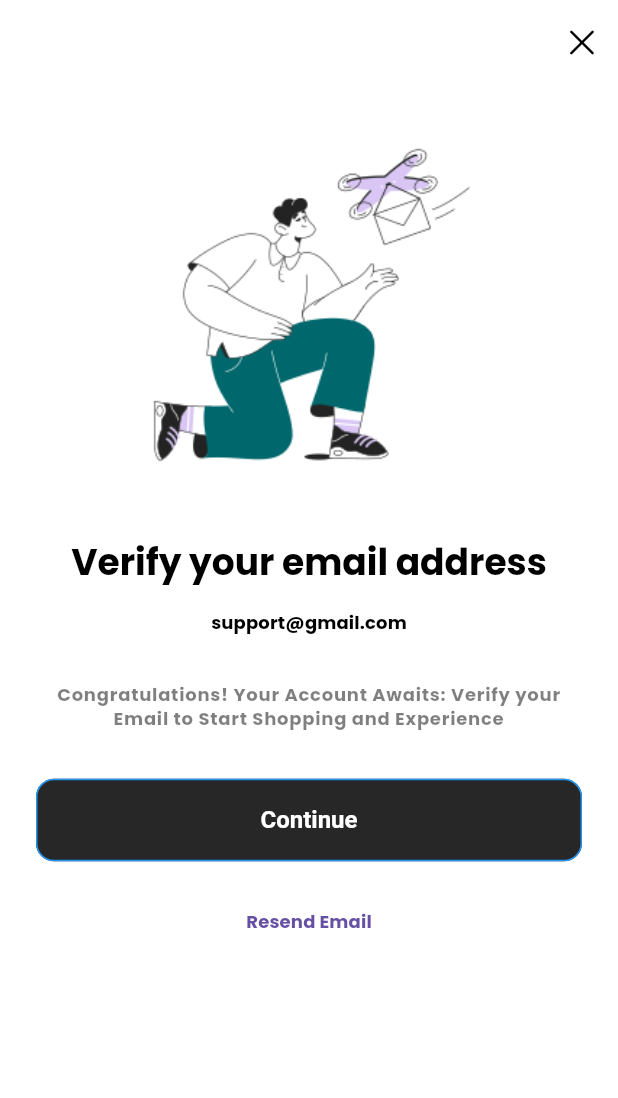
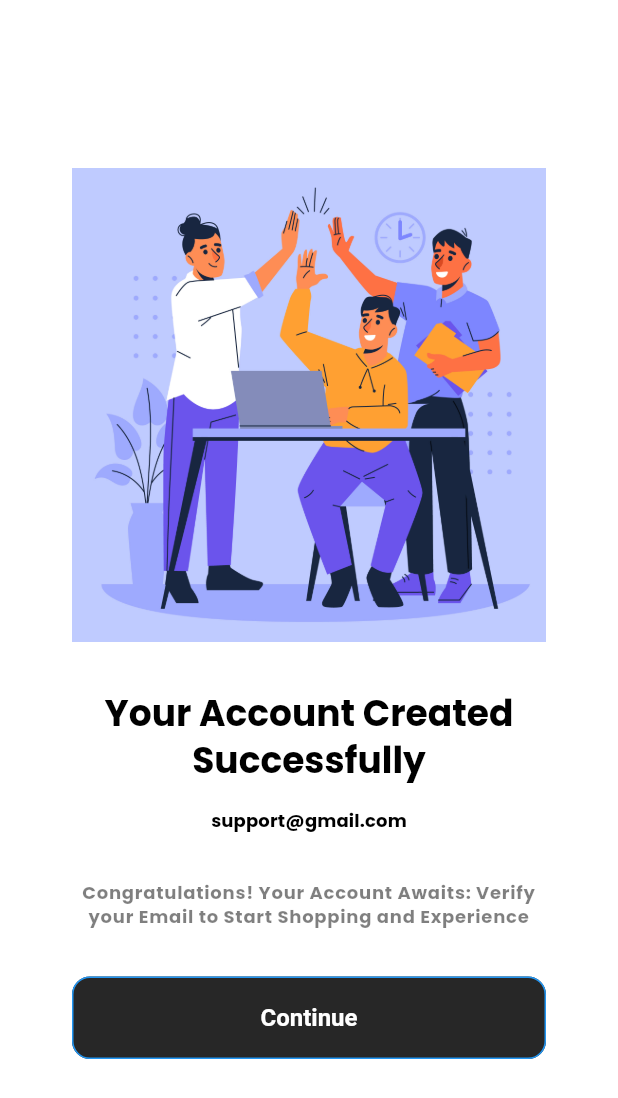
Before and after one commit to Danial14/apna_store, a Flutter app: the VerifyEmail screen opened directly, after a tap on "Continue", on a phone screen of 412 x 824 dp. Shown: the top 1098 px of the screen. Run offline on Flutter 3.47's test engine with Material 3 defaults, Android fonts, the phone set to English and light mode, and no system bars; our stand-ins replace get, get_storage, iconsax_flutter, logger, smooth_page_indicator; accounts and stored records are empty.

Commit message:
working on email verification and success

```diff
--- /dev/null
+++ b/lib/features/authentication/screens/signup/success_screen.dart
@@ -0,0 +1,61 @@
+import "package:apna_store/common/styles/spacing_styles.dart";
+import "package:flutter/material.dart";
+import 'package:get/get.dart';
+import "../../../../utils/constants/colors.dart";
+import "../../../../utils/constants/image_strings.dart";
+import "../../../../utils/constants/sizes_strings.dart";
+import "../../../../utils/constants/text_strings.dart";
+import "../../../../utils/helpers/helper_functions.dart";
+import "../login/login.dart";
+
+class SuccessScreen extends StatelessWidget {
+  const SuccessScreen({super.key, required this.imageTitle, required this.imageSubtitle, required this.callback});
+  final String imageTitle, imageSubtitle;
+  final VoidCallback callback;
+
+  @override
+  Widget build(BuildContext context) {
+    return Scaffold(
+      body: SingleChildScrollView(
+        child: Padding(
+          padding: SpacingStyle.spacingStyle * 2,
+          child: Column(
+            children: [
+              Image(
+                image: AssetImage(ImageStrings.accountCreated,
+                ),
+                width: AppHelperFunctions.screenWidth(context) * 0.9,
+              ),
+              SizedBox(height: Sizes.spaceBetweenSections),
+              Text(imageTitle,
+                style: Theme.of(context).textTheme.headlineMedium,
+                textAlign: TextAlign.center,
+              ),
+              SizedBox(height: Sizes.spaceBetweenItems),
+              Text("support@gmail.com",
+                  style: Theme.of(context).textTheme.labelLarge,
+                  textAlign: TextAlign.center
+              ),
+              SizedBox(height: Sizes.spaceBetweenSections,),
+              Text(imageSubtitle,
+                  style: Theme.of(context).textTheme.labelMedium,
+                  textAlign: TextAlign.center
+              ),
+              SizedBox(height: Sizes.spaceBetweenSections),
+              SizedBox(
+                width: double.infinity,
+                child: ElevatedButton(onPressed: callback,
+                    style: ElevatedButton.styleFrom(
+                        backgroundColor: AppHelperFunctions.isDarkMode(context) ? AppColors.primary : AppColors.dark
+                    ), child: Text(TextStrings.continueText,
+
+                    )
+                ),
+              ),
+            ],
+          ),
+        )
+      )
+    );
+  }
+}
--- a/lib/features/authentication/screens/signup/verifyemail.dart
+++ b/lib/features/authentication/screens/signup/verifyemail.dart
@@ -1,4 +1,5 @@
 import 'package:apna_store/features/authentication/screens/login/login.dart';
+import 'package:apna_store/features/authentication/screens/signup/success_screen.dart';
 import 'package:flutter/cupertino.dart';
 import 'package:flutter/material.dart';
 import 'package:get/get.dart';
@@ -52,7 +53,20 @@ class VerifyEmail extends StatelessWidget {
             SizedBox(height: Sizes.spaceBetweenSections),
             SizedBox(
               width: double.infinity,
-              child: ElevatedButton(onPressed: (){},
+              child: ElevatedButton(onPressed: (){
+                Get.to((){
+                  return SuccessScreen(callback: (){
+                    Get.offAll(
+                            (){
+                          return LoginScreen();
+                        }
+                    );
+                  },
+                  imageTitle: TextStrings.yourAccountCreatedTitle,
+                    imageSubtitle: TextStrings.confirmEmailSubtitle,
+                  );
+                });
+              },
               style: ElevatedButton.styleFrom(
                 backgroundColor: AppHelperFunctions.isDarkMode(context) ? AppColors.primary : AppColors.dark
               ), child: Text(TextStrings.continueText,
--- a/lib/utils/constants/image_strings.dart
+++ b/lib/utils/constants/image_strings.dart
@@ -14,5 +14,6 @@ class ImageStrings{
   // Animations
   static const String productIllustrationImage = "";
   static const String deliveredEmailIllustration = "assets/images/animations/sammy-line-man-receives-a-mail.png";
+  static const String accountCreated = "assets/images/animations/account_created.jpg";
 
 }
--- a/lib/utils/constants/text_strings.dart
+++ b/lib/utils/constants/text_strings.dart
@@ -43,4 +43,7 @@ class TextStrings {
   static const String confirmEmailSubtitle = "Congratulations! Your Account Awaits: Verify your Email to Start Shopping and Experience";
   static const String continueText = "Continue";
   static const String resendEmail = "Resend Email";
+  static const String yourAccountCreatedTitle = "Your Account Created Successfully";
+  static const String yourAccountCreatedSubtitle = "Welcome to Your Ultimate Shopping Destination: Your Account is Created, Unleash the Joy of Seamless Online Shopping!";
+
 }
```
Also changed, not shown: assets/images/animations/account_created.jpg (added).
